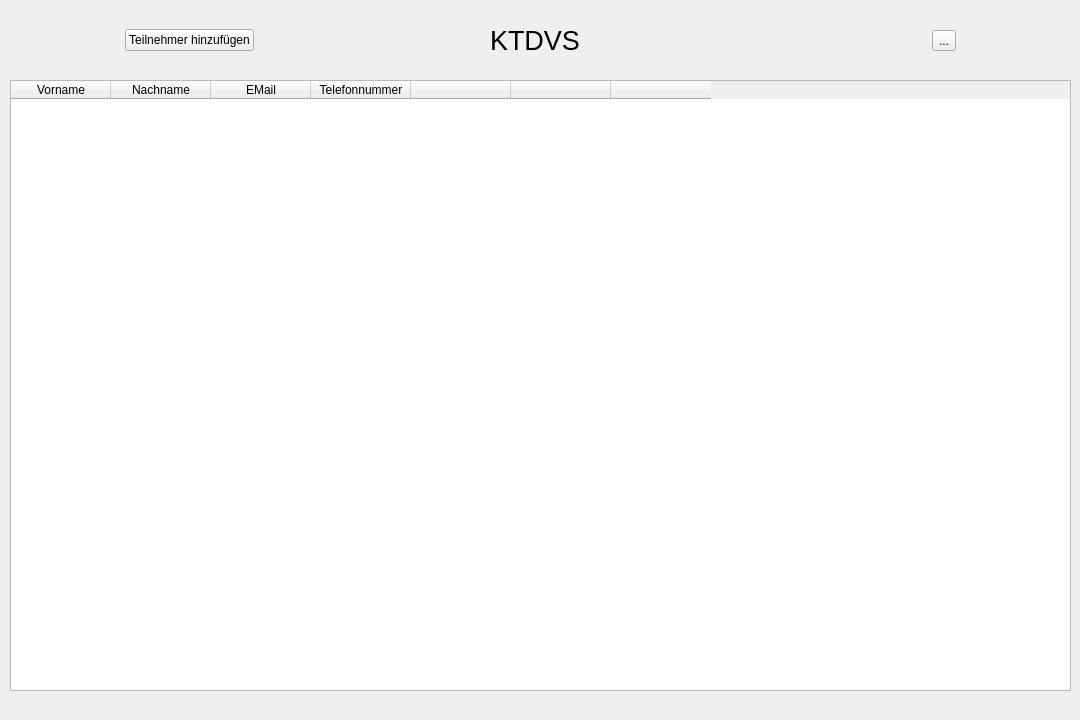
Qt form KTDVS/KTDVS/view_teilnehmerliste.ui (SimonRuttmann/ClassReunionSoftware) before a commit.
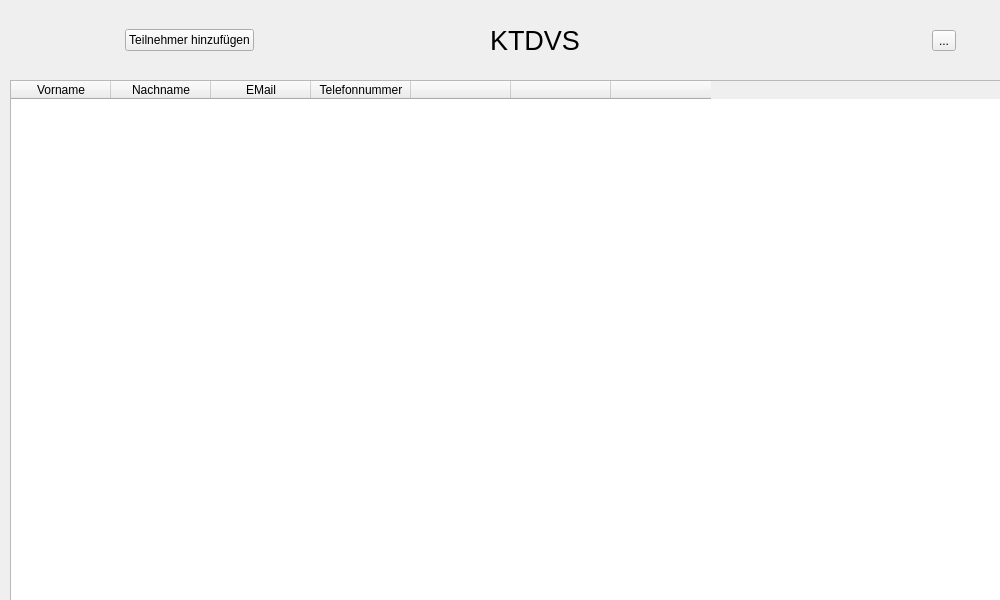
The same form after that commit. Icons and pictures are not drawn.

The edit to the form file:
```diff
--- a/KTDVS/KTDVS/view_teilnehmerliste.ui
+++ b/KTDVS/KTDVS/view_teilnehmerliste.ui
@@ -6,10 +6,22 @@
    <rect>
     <x>0</x>
     <y>0</y>
-    <width>1080</width>
-    <height>720</height>
+    <width>1000</width>
+    <height>600</height>
    </rect>
   </property>
+  <property name="minimumSize">
+   <size>
+    <width>1000</width>
+    <height>600</height>
+   </size>
+  </property>
+  <property name="maximumSize">
+   <size>
+    <width>1000</width>
+    <height>600</height>
+   </size>
+  </property>
   <property name="windowTitle">
    <string>Form</string>
   </property>
```
